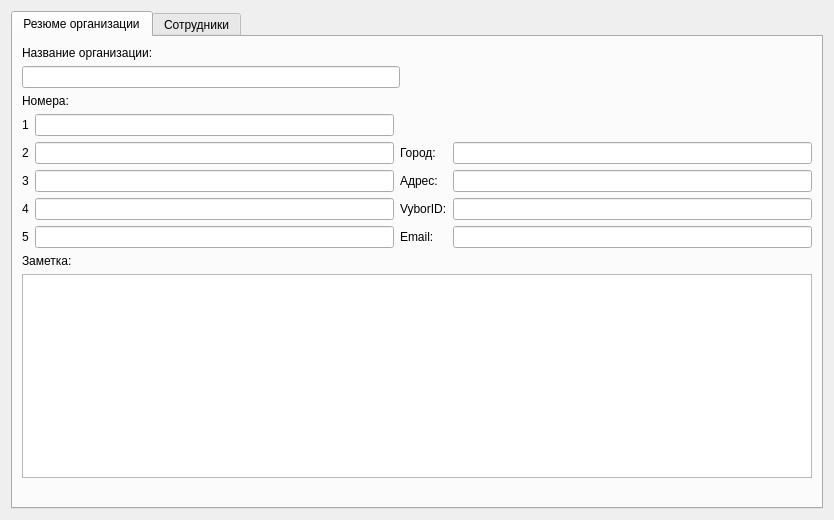
First picture: the form in ViewOrgContactDialog.ui, repository okostynchuk/Outcall, before the edit.
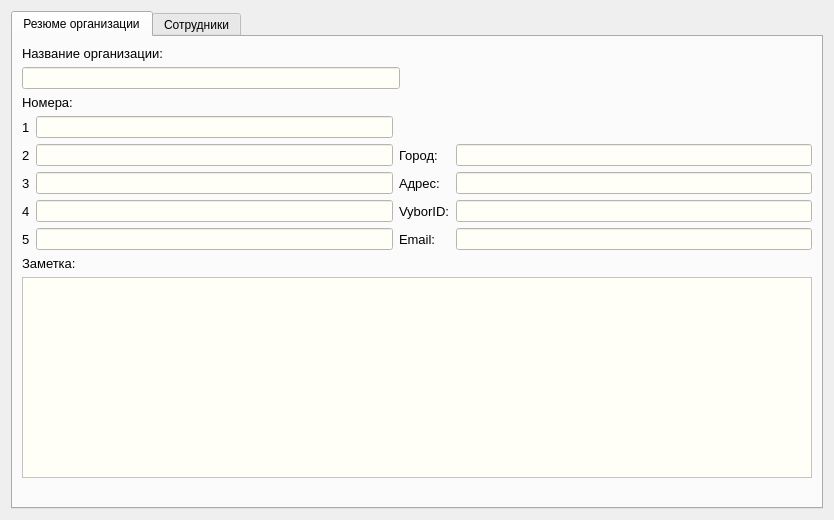
Second picture: the form after the edit.

Commit message: org/private card on tableView

What changed in the file:
```diff
--- a/ViewOrgContactDialog.ui
+++ b/ViewOrgContactDialog.ui
@@ -7,7 +7,7 @@
     <x>0</x>
     <y>0</y>
     <width>834</width>
-    <height>505</height>
+    <height>513</height>
    </rect>
   </property>
   <property name="windowTitle">
@@ -41,10 +41,23 @@
                  <height>0</height>
                 </size>
                </property>
+               <property name="styleSheet">
+                <string notr="true">*{
+background-color: #fffff8;
+}</string>
+               </property>
+               <property name="readOnly">
+                <bool>true</bool>
+               </property>
               </widget>
              </item>
              <item row="0" column="0">
               <widget class="QLabel" name="label_3">
+               <property name="font">
+                <font>
+                 <pointsize>10</pointsize>
+                </font>
+               </property>
                <property name="text">
                 <string>Название организации:</string>
                </property>
@@ -70,10 +83,24 @@
          <item>
           <layout class="QGridLayout" name="gridLayout">
            <item row="3" column="3">
-            <widget class="QLineEdit" name="Address"/>
+            <widget class="QLineEdit" name="Address">
+             <property name="styleSheet">
+              <string notr="true">*{
+background-color: #fffff8;
+}</string>
+             </property>
+             <property name="readOnly">
+              <bool>true</bool>
+             </property>
+            </widget>
            </item>
            <item row="3" column="2">
             <widget class="QLabel" name="label_10">
+             <property name="font">
+              <font>
+               <pointsize>10</pointsize>
+              </font>
+             </property>
              <property name="text">
               <string>Адрес:</string>
              </property>
@@ -81,6 +108,11 @@
            </item>
            <item row="2" column="0">
             <widget class="QLabel" name="label_7">
+             <property name="font">
+              <font>
+               <pointsize>10</pointsize>
+              </font>
+             </property>
              <property name="text">
               <string>2</string>
              </property>
@@ -88,6 +120,11 @@
            </item>
            <item row="3" column="0">
             <widget class="QLabel" name="label_8">
+             <property name="font">
+              <font>
+               <pointsize>10</pointsize>
+              </font>
+             </property>
              <property name="text">
               <string>3</string>
              </property>
@@ -95,6 +132,11 @@
            </item>
            <item row="4" column="0">
             <widget class="QLabel" name="label_18">
+             <property name="font">
+              <font>
+               <pointsize>10</pointsize>
+              </font>
+             </property>
              <property name="text">
               <string>4</string>
              </property>
@@ -102,65 +144,167 @@
            </item>
            <item row="5" column="0">
             <widget class="QLabel" name="label_19">
+             <property name="font">
+              <font>
+               <pointsize>10</pointsize>
+              </font>
+             </property>
              <property name="text">
               <string>5</string>
              </property>
             </widget>
            </item>
            <item row="5" column="1">
-            <widget class="QLineEdit" name="FifthNumber"/>
+            <widget class="QLineEdit" name="FifthNumber">
+             <property name="styleSheet">
+              <string notr="true">*{
+background-color: #fffff8;
+}</string>
+             </property>
+             <property name="readOnly">
+              <bool>true</bool>
+             </property>
+            </widget>
            </item>
            <item row="5" column="2">
             <widget class="QLabel" name="label_12">
+             <property name="font">
+              <font>
+               <pointsize>10</pointsize>
+              </font>
+             </property>
              <property name="text">
               <string>Email:</string>
              </property>
             </widget>
            </item>
            <item row="5" column="3">
-            <widget class="QLineEdit" name="Email"/>
+            <widget class="QLineEdit" name="Email">
+             <property name="styleSheet">
+              <string notr="true">*{
+background-color: #fffff8;
+}</string>
+             </property>
+             <property name="readOnly">
+              <bool>true</bool>
+             </property>
+            </widget>
            </item>
            <item row="3" column="1">
-            <widget class="QLineEdit" name="ThirdNumber"/>
+            <widget class="QLineEdit" name="ThirdNumber">
+             <property name="styleSheet">
+              <string notr="true">*{
+background-color: #fffff8;
+}</string>
+             </property>
+             <property name="readOnly">
+              <bool>true</bool>
+             </property>
+            </widget>
            </item>
            <item row="2" column="2">
             <widget class="QLabel" name="label_9">
+             <property name="font">
+              <font>
+               <pointsize>10</pointsize>
+              </font>
+             </property>
              <property name="text">
               <string>Город:</string>
              </property>
             </widget>
            </item>
            <item row="1" column="1">
-            <widget class="QLineEdit" name="FirstNumber"/>
+            <widget class="QLineEdit" name="FirstNumber">
+             <property name="styleSheet">
+              <string notr="true">*{
+background-color: #fffff8;
+}</string>
+             </property>
+             <property name="readOnly">
+              <bool>true</bool>
+             </property>
+            </widget>
            </item>
            <item row="0" column="0" colspan="2">
             <widget class="QLabel" name="label_5">
+             <property name="font">
+              <font>
+               <pointsize>10</pointsize>
+              </font>
+             </property>
              <property name="text">
               <string>Номера:</string>
              </property>
             </widget>
            </item>
            <item row="2" column="1">
-            <widget class="QLineEdit" name="SecondNumber"/>
+            <widget class="QLineEdit" name="SecondNumber">
+             <property name="styleSheet">
+              <string notr="true">*{
+background-color: #fffff8;
+}</string>
+             </property>
+             <property name="readOnly">
+              <bool>true</bool>
+             </property>
+            </widget>
            </item>
            <item row="2" column="3">
-            <widget class="QLineEdit" name="City"/>
+            <widget class="QLineEdit" name="City">
+             <property name="styleSheet">
+              <string notr="true">*{
+background-color: #fffff8;
+}</string>
+             </property>
+             <property name="readOnly">
+              <bool>true</bool>
+             </property>
+            </widget>
            </item>
            <item row="4" column="1">
-            <widget class="QLineEdit" name="FourthNumber"/>
+            <widget class="QLineEdit" name="FourthNumber">
+             <property name="styleSheet">
+              <string notr="true">*{
+background-color: #fffff8;
+}</string>
+             </property>
+             <property name="readOnly">
+              <bool>true</bool>
+             </property>
+            </widget>
            </item>
            <item row="4" column="2">
             <widget class="QLabel" name="label_11">
+             <property name="font">
+              <font>
+               <pointsize>10</pointsize>
+              </font>
+             </property>
              <property name="text">
               <string>VyborID:</string>
              </property>
             </widget>
            </item>
            <item row="4" column="3">
-            <widget class="QLineEdit" name="VyborID"/>
+            <widget class="QLineEdit" name="VyborID">
+             <property name="styleSheet">
+              <string notr="true">*{
+background-color: #fffff8;
+}</string>
+             </property>
+             <property name="readOnly">
+              <bool>true</bool>
+             </property>
+            </widget>
            </item>
            <item row="1" column="0">
             <widget class="QLabel" name="label_6">
+             <property name="font">
+              <font>
+               <pointsize>10</pointsize>
+              </font>
+             </property>
              <property name="text">
               <string>1</string>
              </property>
@@ -178,10 +322,28 @@
             </widget>
            </item>
            <item row="1" column="0" colspan="4">
-            <widget class="QTextEdit" name="Comment"/>
+            <widget class="QTextEdit" name="Comment">
+             <property name="styleSheet">
+              <string notr="true">*{
+background-color: #fffff8;
+cursor: default;
+}</string>
+             </property>
+             <property name="undoRedoEnabled">
+              <bool>false</bool>
+             </property>
+             <property name="readOnly">
+              <bool>true</bool>
+             </property>
+            </widget>
            </item>
            <item row="0" column="0">
             <widget class="QLabel" name="label_17">
+             <property name="font">
+              <font>
+               <pointsize>10</pointsize>
+              </font>
+             </property>
              <property name="text">
               <string>Заметка:</string>
              </property>
```
The commit also changes 6 other files.
